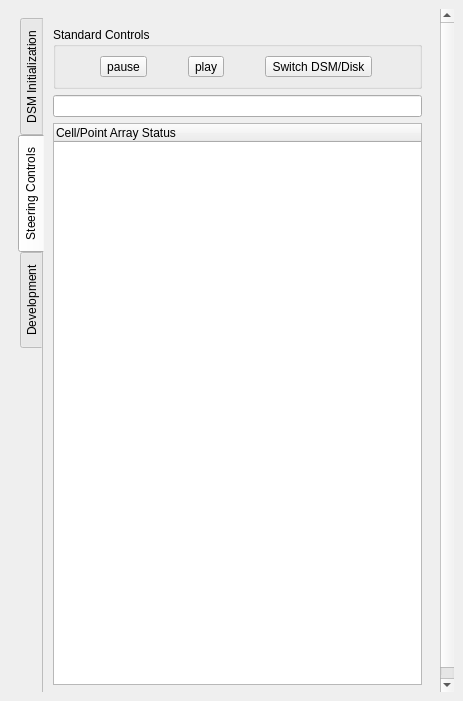
Qt form pqDSMViewerPanel.ui (soumagne/icarus) before a commit.
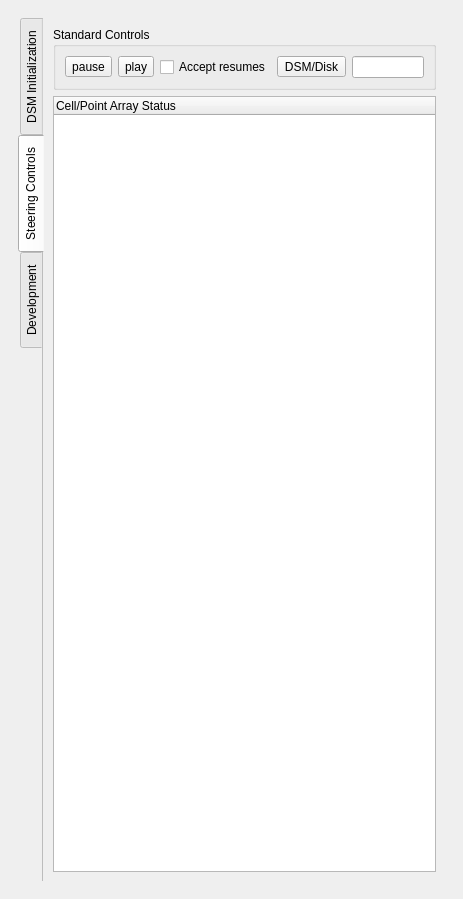
The same form after that commit. Icons and pictures are not drawn.

Commit message: Tidy up the steering panel

```diff
--- a/pqDSMViewerPanel.ui
+++ b/pqDSMViewerPanel.ui
@@ -7,7 +7,7 @@
     <x>0</x>
     <y>0</y>
     <width>463</width>
-    <height>701</height>
+    <height>899</height>
    </rect>
   </property>
   <property name="windowTitle">
@@ -28,8 +28,8 @@
         <rect>
          <x>0</x>
          <y>0</y>
-         <width>444</width>
-         <height>777</height>
+         <width>445</width>
+         <height>859</height>
         </rect>
        </property>
        <layout class="QVBoxLayout" name="verticalLayout_4">
@@ -610,23 +610,43 @@
                  </property>
                 </widget>
                </item>
-               <item row="0" column="2">
+               <item row="0" column="3">
                 <widget class="QToolButton" name="dsmWriteDisk">
                  <property name="text">
-                  <string>Switch DSM/Disk</string>
+                  <string>DSM/Disk</string>
                  </property>
                 </widget>
                </item>
-              </layout>
-             </widget>
-            </item>
-            <item>
+               <item row="0" column="4">
                 <widget class="QLineEdit" name="infoCurrentSteeringCommand">
+                 <property name="sizePolicy">
+                  <sizepolicy hsizetype="Ignored" vsizetype="Fixed">
+                   <horstretch>0</horstretch>
+                   <verstretch>0</verstretch>
+                  </sizepolicy>
+                 </property>
                  <property name="readOnly">
                   <bool>true</bool>
                  </property>
                 </widget>
                </item>
+               <item row="0" column="2">
+                <widget class="QCheckBox" name="acceptIsPlay">
+                 <property name="text">
+                  <string>Accept resumes</string>
+                 </property>
+                </widget>
+               </item>
+              </layout>
+             </widget>
+            </item>
+            <item>
+             <layout class="QVBoxLayout" name="generatedLayout" stretch="">
+              <property name="sizeConstraint">
+               <enum>QLayout::SetMaximumSize</enum>
+              </property>
+             </layout>
+            </item>
             <item>
              <widget class="QTreeWidget" name="dsmArrayTreeWidget">
               <property name="sizePolicy">
@@ -635,6 +655,18 @@
                 <verstretch>0</verstretch>
                </sizepolicy>
               </property>
+              <property name="minimumSize">
+               <size>
+                <width>0</width>
+                <height>16</height>
+               </size>
+              </property>
+              <property name="maximumSize">
+               <size>
+                <width>16777215</width>
+                <height>16777215</height>
+               </size>
+              </property>
               <column>
                <property name="text">
                 <string>Cell/Point Array Status</string>
```
Left out of the diff: 5 changed lines with no effect on the pictures.
